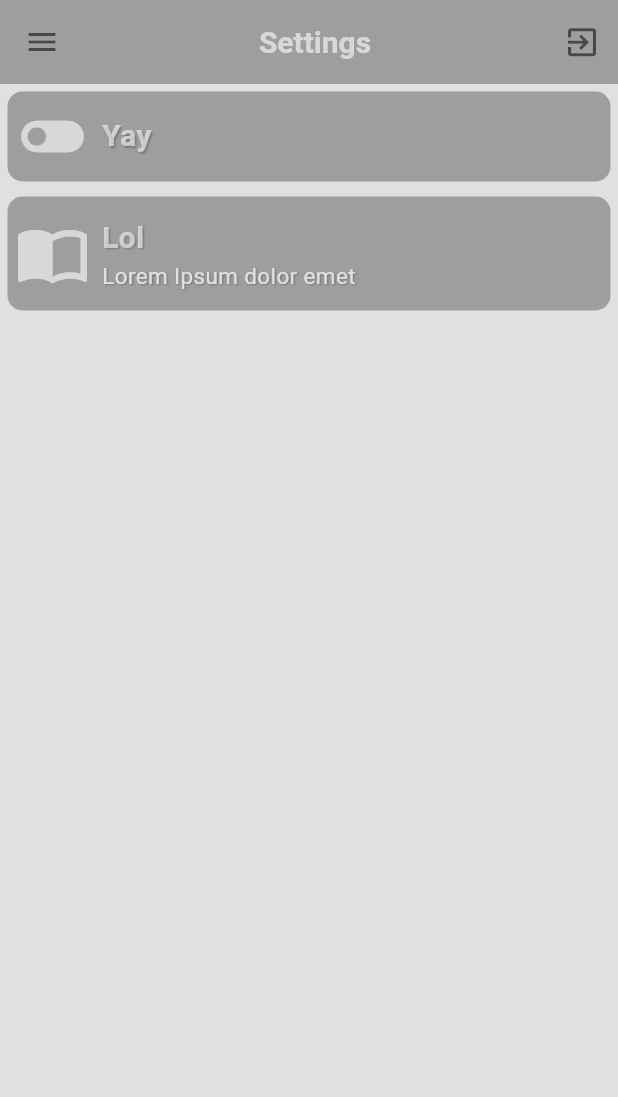
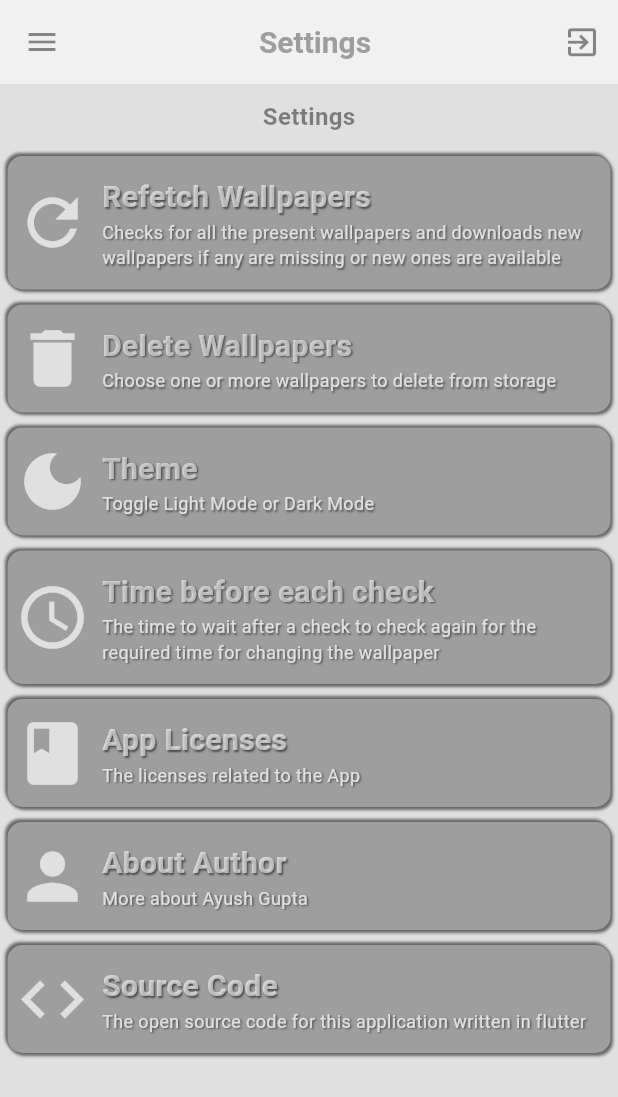
Before and after one commit to AyushisPro2011/Advalls, a Flutter app: the SettingsPage screen opened by its route, on a phone screen of 412 x 824 dp. Shown: the top 1097 px of the screen. Run offline on Flutter 3.47's test engine with Material 3 defaults, Android fonts, the light colour scheme and no system bars.

Commit message:
Created New Widgets,Improved Existing Ones, Improved Themes, Built the UI of Settings Page and Home Page and also made minor changes to the App Drawer.

```diff
--- a/lib/Widgets/XDrawerTile.dart
+++ b/lib/Widgets/XDrawerTile.dart
@@ -52,7 +52,7 @@ class XDrawerTile extends StatelessWidget {
                 fontWeight: FontWeight.bold,
                 shadows: [
                   Shadow(
-                    offset: const Offset(1.0, 1.0),
+                    offset: const Offset(0.5, 0.5),
                     blurRadius: 1.0,
                     color: colors.outline,
                   ),
--- /dev/null
+++ b/lib/Widgets/XDropDown.dart
@@ -0,0 +1,2 @@
+//TODO : copy the UI logic from XToggle to make the widget without errors and use
+//them in the proper place where UI says to
--- a/lib/Widgets/XIconLabelButton.dart
+++ b/lib/Widgets/XIconLabelButton.dart
@@ -19,17 +19,29 @@ class XIconLabelButton extends StatelessWidget {
     }
 
     return Container(
-      padding: const EdgeInsets.all(5.0),
-      margin: const EdgeInsets.all(5.0),
+      padding: EdgeInsets.all(5.0),
+      margin: EdgeInsets.all(5.0),
       decoration: BoxDecoration(
-          color: colors.primary, borderRadius: BorderRadius.circular(10.0)),
+          borderRadius: BorderRadius.circular(10),
+          color: colors.primary,
+          boxShadow: [
+            BoxShadow(
+              color: colors.outline,
+              offset: Offset(-1.5, -1.5),
+              blurRadius: 1.0,
+            ),
+            BoxShadow(
+                color: colors.outline,
+                offset: Offset(1.5, 1.5),
+                blurRadius: 1.0)
+          ]),
       child: Row(
         mainAxisAlignment: MainAxisAlignment.spaceBetween,
         children: [
           Icon(
             icon,
             size: 50.0,
-            color: colors.onPrimary,
+            color: colors.secondary,
           ),
           Expanded(
             child: Padding(
@@ -60,7 +72,7 @@ class XIconLabelButton extends StatelessWidget {
                           subLabel!,
                           style: TextStyle(
                             color: colors.secondary,
-                            fontSize: 15.0,
+                            fontSize: 12.0,
                             shadows: [
                               Shadow(
                                 offset: const Offset(1.0, 1.0),
@@ -75,7 +87,7 @@ class XIconLabelButton extends StatelessWidget {
                   : Text(
                       label,
                       style: TextStyle(
-                        fontSize: 20.0,
+                        fontSize: 18.0,
                         color: colors.onPrimary,
                         fontWeight: FontWeight.bold,
                         shadows: [
--- /dev/null
+++ b/lib/Widgets/XLabel.dart
@@ -0,0 +1,22 @@
+import 'package:flutter/material.dart';
+
+class XLabel extends StatelessWidget {
+  final String text;
+  const XLabel({super.key, required this.text});
+
+  @override
+  Widget build(BuildContext context) {
+    final ColorScheme colors = Theme.of(context).colorScheme;
+
+    return Padding(
+      padding: EdgeInsets.all(10.0),
+      child: Text(
+        text,
+        style: TextStyle(
+            color: colors.onSurface,
+            fontSize: 16.0,
+            fontWeight: FontWeight.bold),
+      ),
+    );
+  }
+}
--- a/lib/pages/BrowseWallpapersPage.dart
+++ b/lib/pages/BrowseWallpapersPage.dart
@@ -17,14 +17,14 @@ class BrowseWallpapersPage extends StatelessWidget {
             Text(
               "Wallpapers",
               style: TextStyle(
-                  color: colors.onPrimary,
+                  color: colors.primary,
                   fontSize: 20.0,
                   fontWeight: FontWeight.bold),
               textAlign: TextAlign.center,
             ),
           ],
         ),
-        backgroundColor: colors.primary,
+        backgroundColor: colors.inverseSurface,
         actions: [
           IconButton(
               onPressed: () {
--- a/lib/pages/Homepage.dart
+++ b/lib/pages/Homepage.dart
@@ -1,4 +1,7 @@
 import 'package:advalls/Widgets/XDrawer.dart';
+import 'package:advalls/Widgets/XIconLabelButton.dart';
+import 'package:advalls/Widgets/XLabel.dart';
+import 'package:advalls/Widgets/XToggle.dart';
 import 'package:flutter/material.dart';
 import 'package:flutter/services.dart';
 
@@ -17,14 +20,14 @@ class Homepage extends StatelessWidget {
             Text(
               "AdValls",
               style: TextStyle(
-                  color: colors.onPrimary,
+                  color: colors.primary,
                   fontSize: 20.0,
                   fontWeight: FontWeight.bold),
               textAlign: TextAlign.center,
             ),
           ],
         ),
-        backgroundColor: colors.primary,
+        backgroundColor: colors.inverseSurface,
         actions: [
           IconButton(
               onPressed: () {
@@ -36,7 +39,47 @@ class Homepage extends StatelessWidget {
               ))
         ],
       ),
-      body: const Column(),
+      body: SingleChildScrollView(
+        child: Column(
+          mainAxisAlignment: MainAxisAlignment.start,
+          crossAxisAlignment: CrossAxisAlignment.start,
+          children: [
+            XLabel(text: "Current Wallpaper"),
+            Center(
+              child: Container(
+                decoration: BoxDecoration(border: Border.all(width: 2.0)),
+                height: 300,
+                width: 170,
+                child: Image.asset(
+                  "",
+                ),
+              ),
+            ),
+            XLabel(text: "Options"),
+            XIconLabelButton(
+              icon: Icons.swap_horizontal_circle_sharp,
+              label: "Change wallpaper",
+              subLabel: "Swap Current Wallpaper with a randome new wallpaper",
+            ),
+            XIconLabelButton(
+              icon: Icons.calendar_month_rounded,
+              label: "Scehdule Change",
+              subLabel: "Select How frequently your wallpaper should change",
+            ),
+            XIconLabelButton(
+              icon: Icons.add,
+              label: "Add Wallpapers!",
+              subLabel: "Add wallpapers to the collection from your gallery",
+            ),
+            XToggle(
+              label: "Toggle App Functionality",
+              sublabel:
+                  "Turn the wallpaper changing and all processes related to it on or off",
+              doIfOn: (value) => print(value.toString()),
+            )
+          ],
+        ),
+      ),
       drawer: const Xdrawer(),
     );
   }
--- a/lib/pages/SettingsPage.dart
+++ b/lib/pages/SettingsPage.dart
@@ -1,5 +1,6 @@
 import 'package:advalls/Widgets/XDrawer.dart';
 import 'package:advalls/Widgets/XIconLabelButton.dart';
+import 'package:advalls/Widgets/XLabel.dart';
 import 'package:flutter/material.dart';
 import 'package:flutter/services.dart';
 
@@ -11,20 +12,21 @@ class SettingsPage extends StatelessWidget {
     final ColorScheme colors = Theme.of(context).colorScheme;
     return Scaffold(
       appBar: AppBar(
+        shadowColor: colors.primary,
         title: Row(
           mainAxisAlignment: MainAxisAlignment.center,
           children: [
             Text(
               "Settings",
               style: TextStyle(
-                  color: colors.onPrimary,
+                  color: colors.primary,
                   fontSize: 20.0,
                   fontWeight: FontWeight.bold),
               textAlign: TextAlign.center,
             ),
           ],
         ),
-        backgroundColor: colors.primary,
+        backgroundColor: colors.inverseSurface,
         actions: [
           IconButton(
               onPressed: () {
@@ -36,18 +38,52 @@ class SettingsPage extends StatelessWidget {
               ))
         ],
       ),
-      body: const Column(
+      body: SingleChildScrollView(
+        child: Column(
+          mainAxisAlignment: MainAxisAlignment.start,
+          crossAxisAlignment: CrossAxisAlignment.center,
           children: [
+            XLabel(text: "Settings"),
             XIconLabelButton(
-            icon: Icons.toggle_off,
-            label: "Yay",
+              icon: Icons.refresh,
+              label: "Refetch Wallpapers",
+              subLabel:
+                  "Checks for all the present wallpapers and downloads new wallpapers if any are missing or new ones are available",
             ),
             XIconLabelButton(
-            icon: Icons.import_contacts,
-            label: "Lol",
-            subLabel: "Lorem Ipsum dolor emet",
+              icon: Icons.delete,
+              label: "Delete Wallpapers",
+              subLabel: "Choose one or more wallpapers to delete from storage",
+            ),
+            XIconLabelButton(
+              icon: Icons.dark_mode,
+              label: "Theme",
+              subLabel: "Toggle Light Mode or Dark Mode",
+            ),
+            XIconLabelButton(
+              icon: Icons.access_time_sharp,
+              label: "Time before each check",
+              subLabel:
+                  "The time to wait after a check to check again for the required time for changing the wallpaper",
+            ),
+            XIconLabelButton(
+              icon: Icons.book,
+              label: "App Licenses",
+              subLabel: "The licenses related to the App",
+            ),
+            XIconLabelButton(
+              icon: Icons.person,
+              label: "About Author",
+              subLabel: "More about Ayush Gupta",
+            ),
+            XIconLabelButton(
+              icon: Icons.code,
+              label: "Source Code",
+              subLabel:
+                  "The open source code for this application written in flutter",
             )
           ],
+        ),
       ),
       drawer: const Xdrawer(),
     );
--- a/lib/themes/ThemeData.dart
+++ b/lib/themes/ThemeData.dart
@@ -2,12 +2,13 @@ import 'package:flutter/material.dart';
 
 ThemeData lightmode = ThemeData(
     colorScheme: ColorScheme.light(
-  onSurface: Colors.black54,
-  surface: Colors.grey.shade300,
-  primary: Colors.grey.shade500,
-  onPrimary: Colors.white60,
-  secondary: Colors.grey.shade300,
-  tertiary: Colors.blueGrey.shade100,
-  outline: Colors.black26,
-));
+        onSurface: Colors.black45,
+        surface: Colors.grey.shade300,
+        primary: Colors.grey.shade500,
+        onPrimary: Colors.white60,
+        secondary: Colors.grey.shade300,
+        tertiary: Colors.blueGrey.shade100,
+        outline: Colors.black54,
+        shadow: Colors.white38,
+        inverseSurface: Colors.white54));
 ThemeData darkmode = ThemeData(colorScheme: const ColorScheme.dark());
```
Also changed, not shown: lib/Widgets/XToggle.dart (added, +94 -0 lines). Lines whose indentation alone changed are shown as unchanged.
